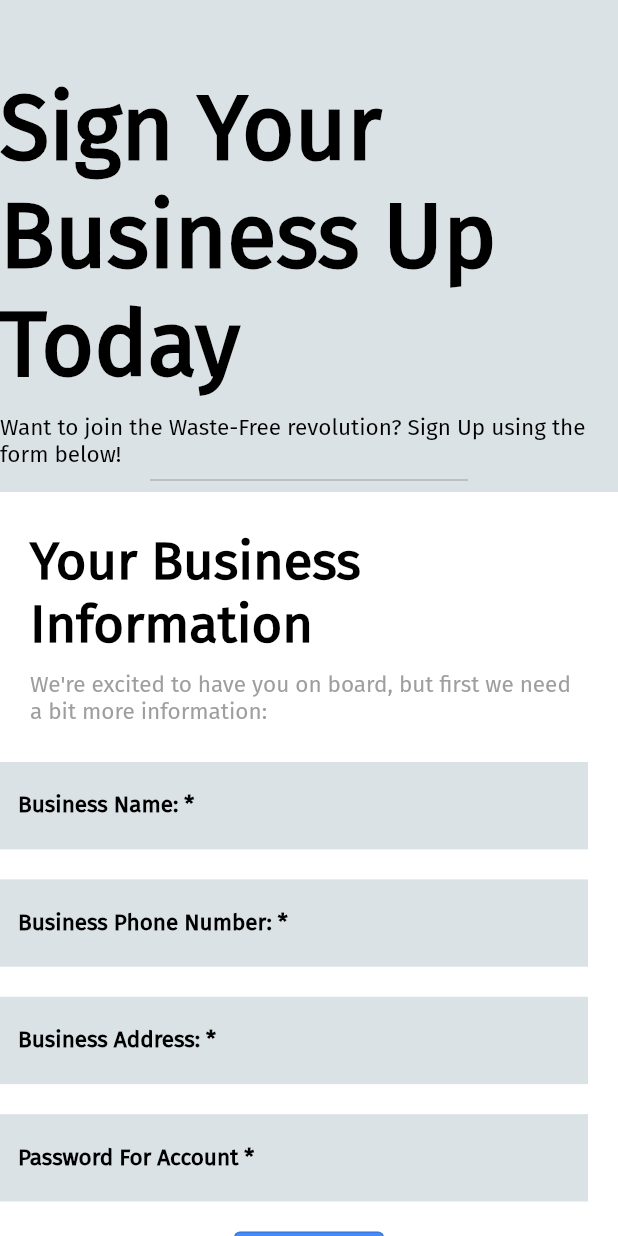
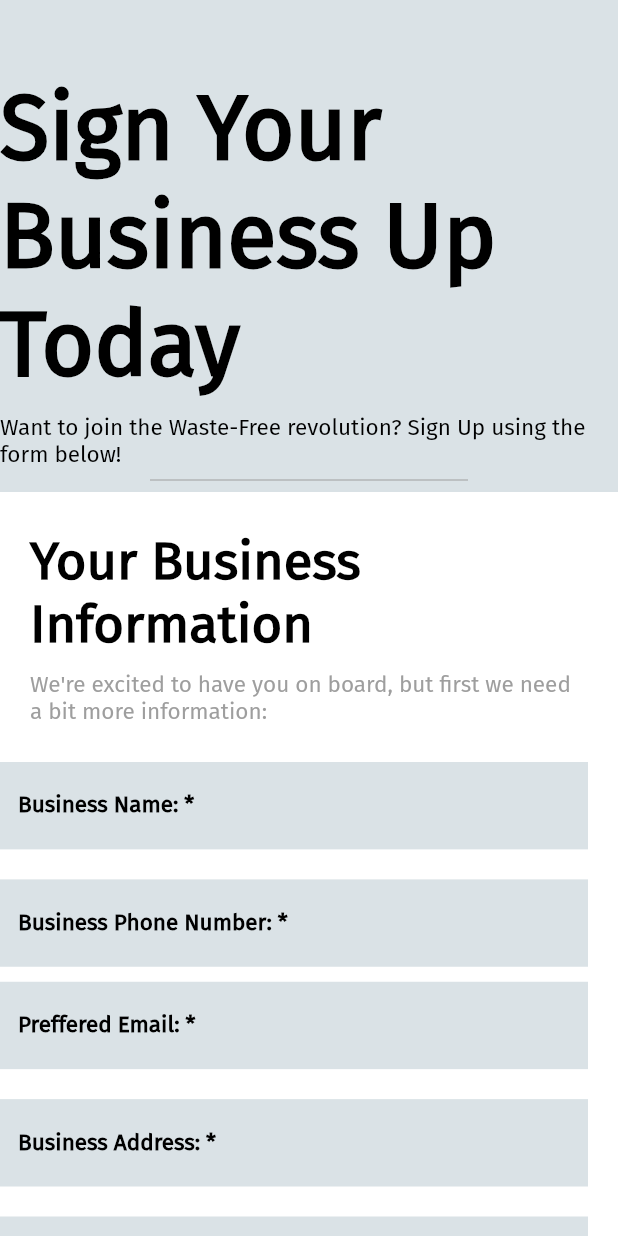
Before and after one commit to asarwath687/foodWaste, a Flutter app: the screen it shows after launch, after a tap on "Sign Up Page", on a phone screen of 412 x 824 dp. Run offline on Flutter 3.47's test engine with Material 2 defaults, Android fonts, the light colour scheme and no system bars; our stand-ins replace firebase_auth, firebase_core, google_fonts; missing offline and left inert: dart:html; accounts and stored records are empty.

Commit message:
Firebase Implemented and signup semi working

```diff
--- a/foodwastedsc/lib/main.dart
+++ b/foodwastedsc/lib/main.dart
@@ -2,13 +2,30 @@ import 'package:flutter/material.dart';
 import 'mainscreen.dart';
 import 'signup.dart';
 import 'package:google_fonts/google_fonts.dart';
+import 'package:firebase_core/firebase_core.dart';
+import 'firebase_options.dart';
+import 'package:firebase_auth/firebase_auth.dart';
 
 /*
 READ HERE:
 I have left comments on the Universal Color theme and Fonts, feel free to edit them with approval of the rest of the theme
 */
 
-void main(List<String> args) {
+void main() async {
+  WidgetsFlutterBinding.ensureInitialized();
+  await Firebase.initializeApp(
+    options: DefaultFirebaseOptions.currentPlatform,
+  );
+  FirebaseAuth auth = FirebaseAuth.instance;
+  FirebaseAuth.instance
+  .userChanges()
+  .listen((User? user) {
+    if (user == null) {
+      print('User is currently signed out!');
+    } else {
+      print('User is signed in!');
+    }
+  });
   runApp(homePage());
 }
 
@@ -33,11 +50,10 @@ class homePage extends StatelessWidget {
 
     // TODO: implement build
     return MaterialApp(
-      debugShowCheckedModeBanner: false,
-      theme: ThemeData(
-          textTheme: GoogleFonts.firaSansTextTheme(), colorScheme: appLook),
-      home: MainScreen()
-    );
+        debugShowCheckedModeBanner: false,
+        theme: ThemeData(
+            textTheme: GoogleFonts.firaSansTextTheme(), colorScheme: appLook),
+        home: MainScreen());
 
     throw UnimplementedError();
   }
--- a/foodwastedsc/lib/signup.dart
+++ b/foodwastedsc/lib/signup.dart
@@ -8,9 +8,20 @@ import 'package:flutter/material.dart';
 import 'signup.dart';
 import 'package:google_fonts/google_fonts.dart';
 import 'editmenu.dart';
+import 'package:firebase_core/firebase_core.dart';
+import 'firebase_options.dart';
+import 'package:firebase_auth/firebase_auth.dart';
 
 class SignUpPageWidget extends StatelessWidget {
   @override
+  bool _passgood = false;
+  final _oop = TextEditingController();
+  TextEditingController emailController = new TextEditingController();
+  TextEditingController passController = new TextEditingController();
+  TextEditingController addController = new TextEditingController();
+  TextEditingController nameController = new TextEditingController();
+  TextEditingController phoneController = new TextEditingController();
+
   Widget build(BuildContext context) {
     final centerBox = new Expanded(
       child: new Column(
@@ -69,6 +80,7 @@ class SignUpPageWidget extends StatelessWidget {
                   padding: const EdgeInsets.fromLTRB(0, 25, 20, 0),
                   width: 570.0,
                   child: new TextField(
+                    controller: nameController,
                     decoration: InputDecoration(
                       labelText: "Business Name: *",
                       labelStyle: TextStyle(
@@ -110,6 +122,7 @@ class SignUpPageWidget extends StatelessWidget {
                   padding: const EdgeInsets.fromLTRB(0, 10, 20, 0),
                   width: 570.0,
                   child: new TextField(
+                    controller: phoneController,
                     keyboardType: TextInputType.phone,
                     decoration: InputDecoration(
                       labelText: "Business Phone Number: *",
@@ -127,9 +140,30 @@ class SignUpPageWidget extends StatelessWidget {
                   ),
                 ),
                 Container(
+                  padding: const EdgeInsets.fromLTRB(0, 10, 20, 0),
+                  width: 570.0,
+                  child: new TextField(
+                    controller: emailController,
+                    decoration: InputDecoration(
+                      labelText: "Preffered Email: *",
+                      labelStyle: TextStyle(
+                        decoration: TextDecoration.none,
+                        fontFamily: 'FiraSans',
+                        fontSize: 15.0,
+                        fontWeight: FontWeight.bold,
+                        color: Colors.black,
+                      ),
+                      border: InputBorder.none,
+                      fillColor: Color.fromRGBO(218, 226, 230, 1.0),
+                      filled: true,
+                    ),
+                  ),
+                ),
+                Container(
                   padding: const EdgeInsets.fromLTRB(0, 20, 20, 0),
                   width: 570,
                   child: new TextField(
+                    controller: addController,
                     keyboardType: TextInputType.streetAddress,
                     textCapitalization: TextCapitalization.words,
                     decoration: InputDecoration(
@@ -151,6 +185,7 @@ class SignUpPageWidget extends StatelessWidget {
                   padding: const EdgeInsets.fromLTRB(0, 20, 20, 0),
                   width: 570,
                   child: new TextField(
+                    controller: passController,
                     obscureText: true,
                     decoration: InputDecoration(
                       labelText: "Password For Account *",
@@ -168,14 +203,29 @@ class SignUpPageWidget extends StatelessWidget {
                     ),
                   ),
                 ),
-                Padding(padding: EdgeInsets.all(10)),
+                Padding(padding: EdgeInsets.all(5)),
                 OutlinedButton(
                   style: OutlinedButton.styleFrom(
                     backgroundColor: Colors.blueAccent,
                     minimumSize: Size(100, 50),
                     padding: EdgeInsets.all(10),
                   ),
-                  onPressed: () {},
+                  onPressed: () async{
+                    try {
+                      UserCredential userCredential = await FirebaseAuth.instance.createUserWithEmailAndPassword(
+                        email: emailController.text,
+                        password: passController.text,
+                      );
+                    } on FirebaseAuthException catch (e) {
+                      if (e.code == 'weak-password') {
+                        print('The password provided is too weak.');
+                      } else if (e.code == 'email-already-in-use') {
+                        print('The account already exists for that email.');
+                      }
+                    } catch (e) {
+                      print(e);
+                    }
+                  },
                   child: Text('SIGN UP'),
                 )
               ],
--- a/foodwastedsc/pubspec.yaml
+++ b/foodwastedsc/pubspec.yaml
@@ -35,6 +35,8 @@ dependencies:
   # Use with the CupertinoIcons class for iOS style icons.
   cupertino_icons: ^1.0.2
   google_fonts: ^2.2.0
+  firebase_core: ^1.12.0
+  firebase_auth: ^3.3.8
 
 dev_dependencies:
   flutter_test:
```
Also changed, not shown: foodwastedsc/lib/firebase_options.dart (added), foodwastedsc/pubspec.lock.
